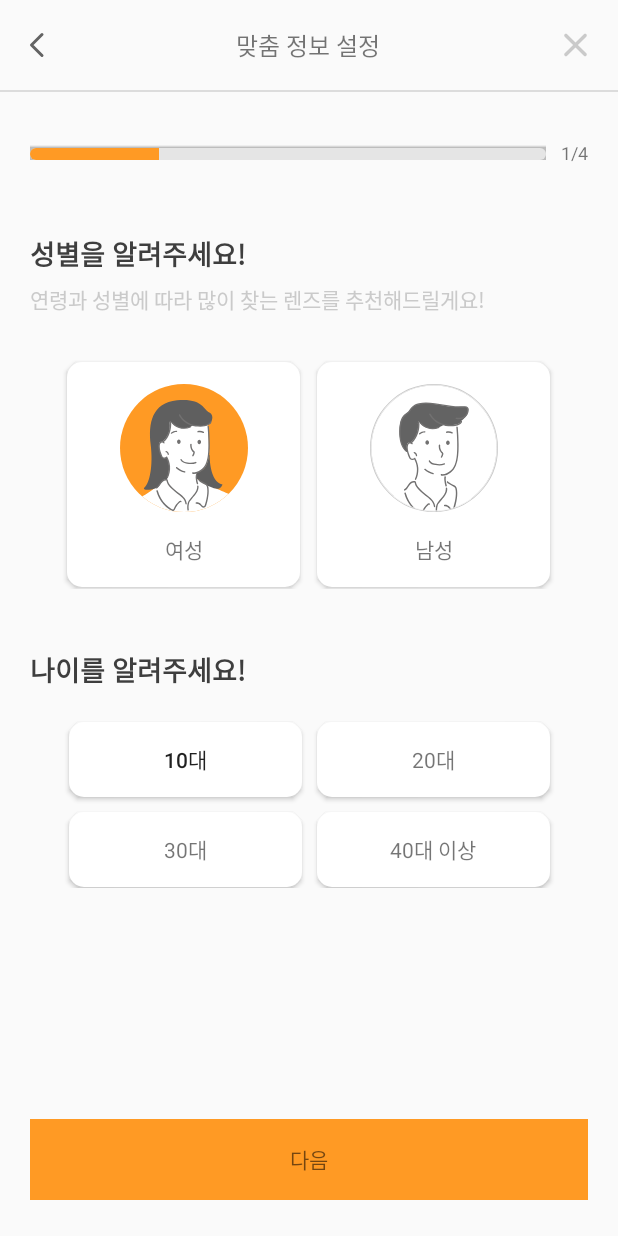
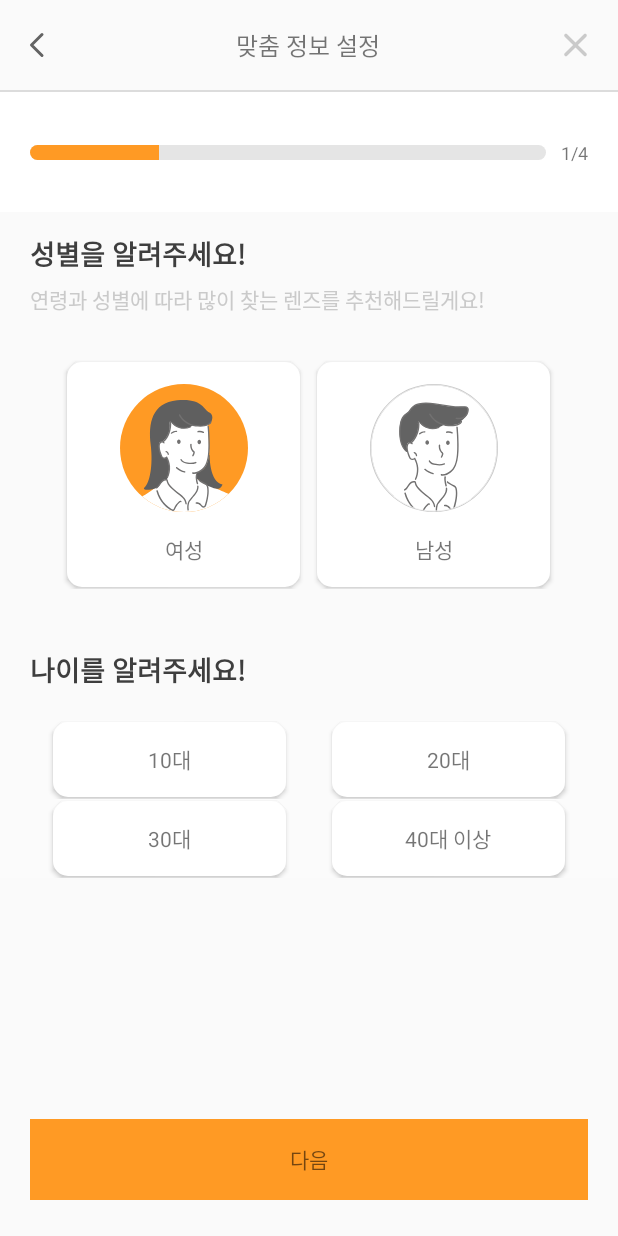
Before and after one commit to TeamOmoolen/TeamOmoolen-Android, an Android app: the screen it shows after launch (OnboardActivity), on a phone screen of 412 x 824 dp. Run offline under Robolectric (Android 15) with nearby library versions, the phone set to English and light mode, and no system bars; our stand-ins replace data binding; libraries missing offline, so code that uses them is left out: com.kakao.auth, com.kakao.sdk; 1 statement that could not run was skipped.

Commit message:
[FEAT] 리사이클러뷰/gridview로 선택지 구성하기

```diff
--- a/app/build.gradle
+++ b/app/build.gradle
@@ -52,6 +52,7 @@ dependencies {
     implementation 'androidx.appcompat:appcompat:1.3.0'
     implementation 'com.google.android.material:material:1.3.0'
     implementation 'androidx.legacy:legacy-support-v4:1.0.0'
+    implementation 'junit:junit:4.12'
     testImplementation 'junit:junit:4.+'
     androidTestImplementation 'androidx.test.ext:junit:1.1.2'
     androidTestImplementation 'androidx.test.espresso:espresso-core:3.3.0'
--- a/app/src/main/java/com/omoolen/omooroid/onboarding/fragments/four/BrandAdapter.kt
+++ b/app/src/main/java/com/omoolen/omooroid/onboarding/fragments/four/BrandAdapter.kt
@@ -24,6 +24,8 @@ class BrandAdapter : RecyclerView.Adapter<BrandAdapter.MyViewHolder>() {
 
     override fun onBindViewHolder(holder: MyViewHolder, position: Int) {
         holder.onBind(brandList[position])
+
+
     }
 
     class MyViewHolder(
--- a/app/src/main/java/com/omoolen/omooroid/onboarding/fragments/four/FourOnboardFragment.kt
+++ b/app/src/main/java/com/omoolen/omooroid/onboarding/fragments/four/FourOnboardFragment.kt
@@ -10,14 +10,13 @@ import android.view.LayoutInflater
 import android.view.View
 import android.view.ViewGroup
 import android.view.animation.AnimationUtils
+import android.widget.Toast
 import androidx.fragment.app.Fragment
 import androidx.fragment.app.viewModels
 import androidx.recyclerview.widget.GridLayoutManager
 import androidx.recyclerview.widget.RecyclerView
 import com.omoolen.omooroid.R
 import com.omoolen.omooroid.databinding.FragmentOnboardFourBinding
-import com.omoolen.omooroid.databinding.FragmentOnboardThreeBinding
-import com.omoolen.omooroid.onboarding.fragments.three.ThreeOnboardViewModel
 
 
 class FourOnboardFragment : Fragment() {
@@ -145,6 +144,7 @@ class FourOnboardFragment : Fragment() {
                 )
             )
         )
+
     }
 
     override fun onDestroy() {
--- /dev/null
+++ b/app/src/main/java/com/omoolen/omooroid/onboarding/fragments/one/AgeAdapter.kt
@@ -0,0 +1,43 @@
+package com.omoolen.omooroid.onboarding.fragments.one
+
+import android.content.Context
+import android.view.View
+import android.view.ViewGroup
+import android.widget.BaseAdapter
+
+
+ class AgeAdapter : BaseAdapter() {
+    var items: ArrayList<AgeInfo> = ArrayList<AgeInfo>()
+
+    // Generate > implement methods
+    override fun getCount(): Int {
+        return items.size
+    }
+
+    fun addItem(item: AgeInfo) {
+        items.add(item)
+    }
+
+    override fun getItem(position: Int): Any {
+        return items[position]
+    }
+
+    override fun getItemId(position: Int): Long {
+        return position.toLong()
+    }
+
+    override fun getView(position: Int, convertView: View?, parent: ViewGroup?): View? {
+        // 뷰 객체 재사용
+        var view: AgeView? = null
+        if (convertView == null) {
+            if (parent != null) {
+                view = AgeView(parent.context)
+            }
+        } else {
+            view = convertView as AgeView
+        }
+        val item: AgeInfo = items[position]
+        view?.setName(item.getName())
+        return view
+    }
+}
--- /dev/null
+++ b/app/src/main/java/com/omoolen/omooroid/onboarding/fragments/one/AgeInfo.kt
@@ -0,0 +1,9 @@
+package com.omoolen.omooroid.onboarding.fragments.one
+
+data class AgeInfo(
+    val age: String
+) {
+    fun getName(): String? {
+        return age
+    }
+}
--- /dev/null
+++ b/app/src/main/java/com/omoolen/omooroid/onboarding/fragments/one/AgeView.kt
@@ -0,0 +1,36 @@
+package com.omoolen.omooroid.onboarding.fragments.one
+
+
+import android.content.Context
+import android.util.AttributeSet
+import android.view.LayoutInflater
+import android.view.View
+import android.widget.LinearLayout
+import android.widget.TextView
+import androidx.annotation.Nullable
+import com.omoolen.omooroid.R
+
+
+class AgeView : LinearLayout {
+    var tv_age: TextView? = null
+
+    // Generate > Constructor
+    constructor(context: Context) : super(context) {
+        init(context)
+    }
+
+    constructor(context: Context, @Nullable attrs: AttributeSet?) : super(context, attrs) {
+        init(context)
+    }
+
+    // singer_item.xml을 inflation
+    private fun init(context: Context) {
+        val inflater = context.getSystemService(Context.LAYOUT_INFLATER_SERVICE) as LayoutInflater
+        inflater.inflate(R.layout.item_onboard_age, this, true)
+        tv_age = findViewById<View>(R.id.tv_age) as TextView
+    }
+
+    fun setName(name: String?) {
+        tv_age!!.text = name
+    }
+}
--- a/app/src/main/java/com/omoolen/omooroid/onboarding/fragments/one/OneOnboardFragment.kt
+++ b/app/src/main/java/com/omoolen/omooroid/onboarding/fragments/one/OneOnboardFragment.kt
@@ -2,14 +2,20 @@ package com.omoolen.omooroid.onboarding.fragments.one
 
 import android.content.Context
 import android.os.Bundle
-import android.util.Log
 import android.view.LayoutInflater
 import android.view.View
 import android.view.ViewGroup
+import android.widget.AdapterView.OnItemClickListener
+import android.widget.Toast
+import androidx.core.view.marginTop
 import androidx.fragment.app.Fragment
 import androidx.fragment.app.viewModels
+import androidx.recyclerview.widget.GridLayoutManager
+import androidx.recyclerview.widget.RecyclerView
+import com.omoolen.omooroid.R
 import com.omoolen.omooroid.databinding.FragmentOnboardOneBinding
-import com.omoolen.omooroid.onboarding.fragments.one.OneOnboardViewModel
+import com.omoolen.omooroid.onboarding.fragments.four.BrandAdapter
+import com.omoolen.omooroid.onboarding.fragments.four.BrandInfo
 
 
 class OneOnboardFragment : Fragment() {
@@ -17,8 +23,10 @@ class OneOnboardFragment : Fragment() {
     private val binding get() = _binding ?: error("View를 참조하기 위해 binding이 초기화되지 않았습니다.")
     private val viewModel: OneOnboardViewModel by viewModels() //위임초기화
     private lateinit var mContext: Context
+    private lateinit var ageAdapter: AgeAdapter
 
-
+    private lateinit var rAgeAdapter: RAgeAdapter
+    private lateinit var ageLayoutManager: RecyclerView.LayoutManager
     override fun onCreateView(
         inflater: LayoutInflater,
         container: ViewGroup?,
@@ -27,31 +35,79 @@ class OneOnboardFragment : Fragment() {
         _binding = FragmentOnboardOneBinding.inflate(inflater, container, false)
         binding.lifecycleOwner = viewLifecycleOwner
         mContext = requireContext()
-
+        ageAdapter = AgeAdapter()
         return binding.root
     }
 
-
     override fun onViewCreated(view: View, savedInstanceState: Bundle?) {
         super.onViewCreated(view, savedInstanceState)
-        buttonClickEvent()
+        //buttonClickEvent()
+        //setAdapter()
+        ageInit()
     }
 
-    private fun buttonClickEvent(){
-        var stateArr = arrayOf(false,false,false,false,false,false)
-        binding.clFemale.setOnClickListener {
-            Log.d("ONEONBOARD","female clicked")
-            stateArr[0] = !stateArr[0]
-            binding.tv10.isSelected = stateArr[2]
-        }
-        binding.clMale.setOnClickListener {
-            stateArr[1] = !stateArr[1]
-            binding.tv10.isSelected = stateArr[2]
-        }
-        binding.tv10.setOnClickListener {
-            stateArr[2] = !stateArr[2]
-            binding.tv10.isSelected = stateArr[2]
-        }
+    fun ageInit() {
+        rAgeAdapter = RAgeAdapter()
+        binding.rvAge.adapter = rAgeAdapter
+        ageLayoutManager = GridLayoutManager(requireContext(), 2)
+        binding.rvAge.layoutManager = ageLayoutManager
+
+        rAgeAdapter.ageList.addAll(
+            listOf<AgeInfo>(
+                AgeInfo(
+                    age = "10대"
+                ),
+                AgeInfo(
+                    age = "20대"
+                ),
+                AgeInfo(
+                    age = "30대"
+                ),
+                AgeInfo(
+                    age = "40대 이상"
+                )
+            )
+        )
+
+        rAgeAdapter.setItemClickListener(object: RAgeAdapter.OnItemClickListener{
+            override fun onClick(v: View, position: Int) {
+                // 클릭 시 이벤트 작성
+                //Toast.makeText(view?.context, position.toString(), Toast.LENGTH_SHORT).show()
+                v.isSelected = true
+            }
+        })
     }
 
+//    private fun setAdapter(){
+//        ageAdapter.addItem(AgeInfo("10대"))
+//        ageAdapter.addItem(AgeInfo("20대"))
+//        ageAdapter.addItem(AgeInfo("30대"))
+//        ageAdapter.addItem(AgeInfo("40대 이상"))
+//        binding.gvAge.adapter = ageAdapter
+//    }
+//
+//    private fun buttonClickEvent(){
+//        var stateArr = arrayOf(false,false,false,false)
+//        binding.gvAge.onItemClickListener = OnItemClickListener { parent, view, position, id ->
+//            val item: AgeInfo = ageAdapter.getItem(position) as AgeInfo
+//            //Toast.makeText(requireContext(), "선택 :" + item.getName(), Toast.LENGTH_SHORT).show()
+//            if(position==0)
+//            view.isSelected = true
+//        }
+////        var stateArr = arrayOf(false,false,false,false,false,false)
+////        binding.clFemale.setOnClickListener {
+////            Log.d("ONEONBOARD","female clicked")
+////            stateArr[0] = !stateArr[0]
+////            binding.tv10.isSelected = stateArr[2]
+////        }
+////        binding.clMale.setOnClickListener {
+////            stateArr[1] = !stateArr[1]
+////            binding.tv10.isSelected = stateArr[2]
+////        }
+////        binding.tv10.setOnClickListener {
+////            stateArr[2] = !stateArr[2]
+////            binding.tv10.isSelected = stateArr[2]
+////        }
+//    }
+
 }
--- /dev/null
+++ b/app/src/main/java/com/omoolen/omooroid/onboarding/fragments/one/RAgeAdapter.kt
@@ -0,0 +1,51 @@
+package com.omoolen.omooroid.onboarding.fragments.one
+
+import android.view.LayoutInflater
+import android.view.View
+import android.view.ViewGroup
+import androidx.recyclerview.widget.RecyclerView
+import com.omoolen.omooroid.databinding.ItemBrandBinding
+import com.omoolen.omooroid.databinding.ItemOnboardAgeBinding
+
+class RAgeAdapter : RecyclerView.Adapter<RAgeAdapter.MyViewHolder>() {
+    val ageList = mutableListOf<AgeInfo>()
+
+    override fun onCreateViewHolder(
+        parent: ViewGroup,
+        viewType: Int
+    ): MyViewHolder {
+        val binding = ItemOnboardAgeBinding.inflate(
+            LayoutInflater.from(parent.context),
+            parent,
+            false
+        )
+        return MyViewHolder(binding)
+    }
+
+    override fun getItemCount(): Int = ageList.size
+
+    override fun onBindViewHolder(holder: MyViewHolder, position: Int) {
+        holder.onBind(ageList[position])
+        holder.itemView.setOnClickListener {
+            itemClickListener.onClick(it, position)
+        }
+    }
+    // (2) 리스너 인터페이스
+    interface OnItemClickListener {
+        fun onClick(v: View, position: Int)
+    }
+    // (3) 외부에서 클릭 시 이벤트 설정
+    fun setItemClickListener(onItemClickListener: OnItemClickListener) {
+        this.itemClickListener = onItemClickListener
+    }
+    // (4) setItemClickListener로 설정한 함수 실행
+    private lateinit var itemClickListener : OnItemClickListener
+
+    class MyViewHolder(
+        private val binding: ItemOnboardAgeBinding
+    ) : RecyclerView.ViewHolder(binding.root) {
+        fun onBind(ageInfo: AgeInfo) {
+            binding.tvAge.text = ageInfo.age
+        }
+    }
+}
--- a/app/src/main/res/drawable/onboard_selector.xml
+++ b/app/src/main/res/drawable/onboard_selector.xml
@@ -1,5 +1,6 @@
 <?xml version="1.0" encoding="utf-8"?>
-<selector xmlns:android="http://schemas.android.com/apk/res/android">
+<selector xmlns:android="http://schemas.android.com/apk/res/android"
+    android:variablePadding="false">
     <item android:state_selected="true"
         android:drawable="@drawable/onboard_selected"/>
     <item android:state_selected="false"
--- a/app/src/main/res/drawable/style_progressbar.xml
+++ b/app/src/main/res/drawable/style_progressbar.xml
@@ -1,22 +1,5 @@
 <layer-list xmlns:android="http://schemas.android.com/apk/res/android">
-    <item>
-        <shape>
-            <padding android:top="1dp" />
-            <solid android:color="#10444444" />
-        </shape>
-    </item>
-    <item>
-        <shape>
-            <padding android:top="1dp" />
-            <solid android:color="#20444444" />
-        </shape>
-    </item>
-    <item>
-        <shape>
-            <padding android:top="1dp" />
-            <solid android:color="#30444444" />
-        </shape>
-    </item>
+
     <item android:id="@android:id/background">
         <shape>
             <solid android:color="@color/progressbar_grey" />
--- a/app/src/main/res/layout/activity_onboard.xml
+++ b/app/src/main/res/layout/activity_onboard.xml
@@ -61,6 +61,7 @@
         android:layout_width="match_parent"
         android:layout_height="80dp"
         app:layout_constraintTop_toBottomOf="@id/view_boarder"
+        android:background="#ffffffff"
         >
         <ProgressBar
             android:id="@+id/pb_loading"
--- a/app/src/main/res/layout/fragment_onboard_one.xml
+++ b/app/src/main/res/layout/fragment_onboard_one.xml
@@ -135,74 +135,108 @@
     <androidx.constraintlayout.widget.ConstraintLayout
         android:id="@+id/cl_age"
         android:layout_width="match_parent"
-        android:layout_height="112dp"
+        android:layout_height="wrap_content"
         android:layout_marginTop="20dp"
         app:layout_constraintTop_toBottomOf="@id/tv_age"
         app:layout_constraintStart_toStartOf="parent"
         app:layout_constraintEnd_toEndOf="parent"
+        android:background="@color/onboard_back"
         >
-        <Button
-            android:id="@+id/tv_10"
-            android:layout_width="155dp"
-            android:layout_height="50dp"
-            android:gravity="center"
-            android:text="10대"
-            android:textSize="14sp"
-            android:background="@drawable/onboard_selector"
-            android:elevation="2dp"
+        <androidx.recyclerview.widget.RecyclerView
+            android:id="@+id/rv_age"
+            android:layout_width="0dp"
+            android:layout_height="wrap_content"
+            app:layoutManager="androidx.recyclerview.widget.GridLayoutManager"
+            app:layout_constraintStart_toStartOf="parent"
+            app:layout_constraintEnd_toEndOf="parent"
             app:layout_constraintTop_toTopOf="parent"
-            app:layout_constraintStart_toStartOf="parent"
-            app:layout_constraintEnd_toStartOf="@+id/tv_20"
-            android:layout_marginTop="1dp"
-            app:layout_constraintHorizontal_chainStyle="packed"
-            android:layout_marginRight="10dp"
+            android:layout_marginLeft="20dp"
+            android:layout_marginRight="20dp"
+            android:gravity="center_horizontal"
+            android:numColumns="2"
+            tools:listitem="@layout/item_onboard_age"
+            android:listSelector="@drawable/onboard_selector"
+            android:background="@color/onboard_back"
             />
-        <TextView
-            android:id="@+id/tv_20"
-            android:layout_width="155dp"
-            android:layout_height="50dp"
-            android:gravity="center"
-            android:text="20대"
-            android:textSize="14sp"
-            android:background="@drawable/onboard_selector"
-            android:elevation="2dp"
-            app:layout_constraintTop_toTopOf="parent"
-            app:layout_constraintStart_toEndOf="@id/tv_10"
-            app:layout_constraintEnd_toEndOf="parent"
-            android:layout_marginTop="1dp"/>
+<!--        <GridView-->
+<!--            android:id="@+id/gv_age"-->
+<!--            android:layout_width="0dp"-->
+<!--            android:layout_height="wrap_content"-->
+<!--            app:layout_constraintStart_toStartOf="parent"-->
+<!--            app:layout_constraintEnd_toEndOf="parent"-->
+<!--            app:layout_constraintTop_toTopOf="parent"-->
+<!--            android:layout_marginLeft="20dp"-->
+<!--            android:layout_marginRight="20dp"-->
+<!--            android:gravity="center_horizontal"-->
+<!--            android:horizontalSpacing="0dp"-->
+<!--            android:verticalSpacing="10dp"-->
+<!--            android:numColumns="2"-->
+<!--            tools:listitem="@layout/item_onboard_age"-->
+<!--            android:listSelector="@drawable/onboard_selector"-->
+<!--            android:background="@color/onboard_back"-->
+<!--            />-->
+<!--        <Button-->
+<!--            android:id="@+id/tv_10"-->
+<!--            android:layout_width="155dp"-->
+<!--            android:layout_height="50dp"-->
+<!--            android:gravity="center"-->
+<!--            android:text="10대"-->
+<!--            android:textSize="14sp"-->
+<!--            android:background="@drawable/onboard_selector"-->
+<!--            android:elevation="2dp"-->
+<!--            app:layout_constraintTop_toTopOf="parent"-->
+<!--            app:layout_constraintStart_toStartOf="parent"-->
+<!--            app:layout_constraintEnd_toStartOf="@+id/tv_20"-->
+<!--            android:layout_marginTop="1dp"-->
+<!--            app:layout_constraintHorizontal_chainStyle="packed"-->
+<!--            android:layout_marginRight="10dp"-->
+<!--            />-->
+<!--        <TextView-->
+<!--            android:id="@+id/tv_20"-->
+<!--            android:layout_width="155dp"-->
+<!--            android:layout_height="50dp"-->
+<!--            android:gravity="center"-->
+<!--            android:text="20대"-->
+<!--            android:textSize="14sp"-->
+<!--            android:background="@drawable/onboard_selector"-->
+<!--            android:elevation="2dp"-->
+<!--            app:layout_constraintTop_toTopOf="parent"-->
+<!--            app:layout_constraintStart_toEndOf="@id/tv_10"-->
+<!--            app:layout_constraintEnd_toEndOf="parent"-->
+<!--            android:layout_marginTop="1dp"/>-->
 
-        <TextView
-            android:id="@+id/tv_30"
-            android:layout_width="155dp"
-            android:layout_height="50dp"
-            android:gravity="center"
-            android:text="30대"
-            android:textSize="14sp"
-            android:background="@drawable/onboard_selector"
-            android:elevation="2dp"
-            app:layout_constraintTop_toBottomOf="@id/tv_10"
-            app:layout_constraintStart_toStartOf="parent"
-            app:layout_constraintEnd_toStartOf="@+id/tv_40"
-            android:layout_marginTop="10dp"
-            android:layout_marginBottom="1dp"
-            app:layout_constraintHorizontal_chainStyle="packed"
-            android:layout_marginRight="10dp"
-            />
-        <TextView
-            android:id="@+id/tv_40"
-            android:layout_width="155dp"
-            android:layout_height="50dp"
-            android:gravity="center"
-            android:text="40대 이상"
-            android:textSize="14sp"
-            android:background="@drawable/onboard_selector"
-            android:elevation="2dp"
-            app:layout_constraintTop_toBottomOf="@id/tv_20"
-            app:layout_constraintStart_toEndOf="@id/tv_30"
-            app:layout_constraintEnd_toEndOf="parent"
-            android:layout_marginTop="10dp"
-            android:layout_marginBottom="1dp"
-            />
+<!--        <TextView-->
+<!--            android:id="@+id/tv_30"-->
+<!--            android:layout_width="155dp"-->
+<!--            android:layout_height="50dp"-->
+<!--            android:gravity="center"-->
+<!--            android:text="30대"-->
+<!--            android:textSize="14sp"-->
+<!--            android:background="@drawable/onboard_selector"-->
+<!--            android:elevation="2dp"-->
+<!--            app:layout_constraintTop_toBottomOf="@id/tv_10"-->
+<!--            app:layout_constraintStart_toStartOf="parent"-->
+<!--            app:layout_constraintEnd_toStartOf="@+id/tv_40"-->
+<!--            android:layout_marginTop="10dp"-->
+<!--            android:layout_marginBottom="1dp"-->
+<!--            app:layout_constraintHorizontal_chainStyle="packed"-->
+<!--            android:layout_marginRight="10dp"-->
+<!--            />-->
+<!--        <TextView-->
+<!--            android:id="@+id/tv_40"-->
+<!--            android:layout_width="155dp"-->
+<!--            android:layout_height="50dp"-->
+<!--            android:gravity="center"-->
+<!--            android:text="40대 이상"-->
+<!--            android:textSize="14sp"-->
+<!--            android:background="@drawable/onboard_selector"-->
+<!--            android:elevation="2dp"-->
+<!--            app:layout_constraintTop_toBottomOf="@id/tv_20"-->
+<!--            app:layout_constraintStart_toEndOf="@id/tv_30"-->
+<!--            app:layout_constraintEnd_toEndOf="parent"-->
+<!--            android:layout_marginTop="10dp"-->
+<!--            android:layout_marginBottom="1dp"-->
+<!--            />-->
 
     </androidx.constraintlayout.widget.ConstraintLayout>
 
--- /dev/null
+++ b/app/src/main/res/layout/item_onboard_age.xml
@@ -0,0 +1,27 @@
+<?xml version="1.0" encoding="utf-8"?>
+<layout xmlns:android="http://schemas.android.com/apk/res/android"
+    xmlns:app="http://schemas.android.com/apk/res-auto">
+<androidx.constraintlayout.widget.ConstraintLayout
+    android:layout_width="match_parent"
+    android:layout_height="wrap_content"
+    android:background="@color/onboard_back">
+
+    <TextView
+        android:id="@+id/tv_age"
+        app:layout_constraintTop_toTopOf="parent"
+        app:layout_constraintStart_toStartOf="parent"
+        app:layout_constraintEnd_toEndOf="parent"
+        app:layout_constraintBottom_toBottomOf="parent"
+        android:layout_width="155dp"
+        android:layout_height="50dp"
+        android:layout_marginTop="1dp"
+        android:layout_marginBottom="1dp"
+        android:layout_marginStart="1dp"
+        android:layout_marginEnd="1dp"
+        android:background="@drawable/onboard_selector"
+        android:elevation="2dp"
+        android:gravity="center"
+        android:text="10대"
+        android:textSize="14sp" />
+</androidx.constraintlayout.widget.ConstraintLayout>
+</layout>
--- a/app/src/main/res/values/colors.xml
+++ b/app/src/main/res/values/colors.xml
@@ -10,6 +10,7 @@
 
     <color name="orange">#ff9a24</color>
     <color name="text_gray">#cacaca</color>
+    <color name="onboard_back">#fbfbfb</color>
     <color name="progressbar_grey">#e5e5e5</color>
     <color name="bold_black">#3e3e3e</color>
 </resources>
```
